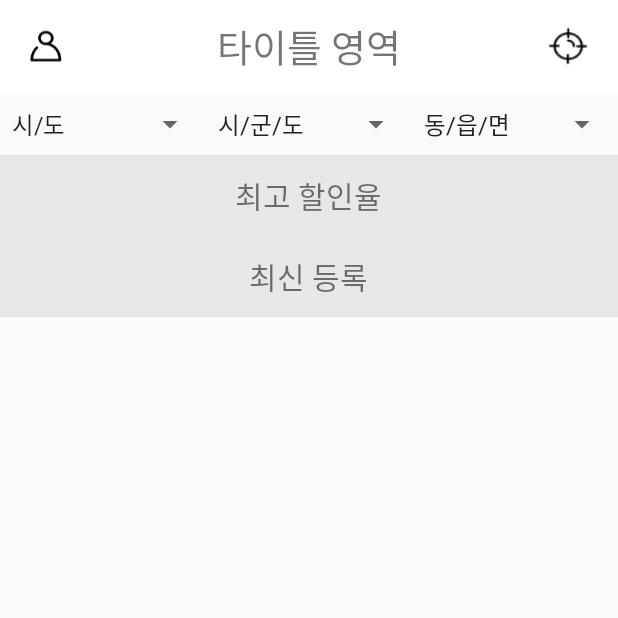
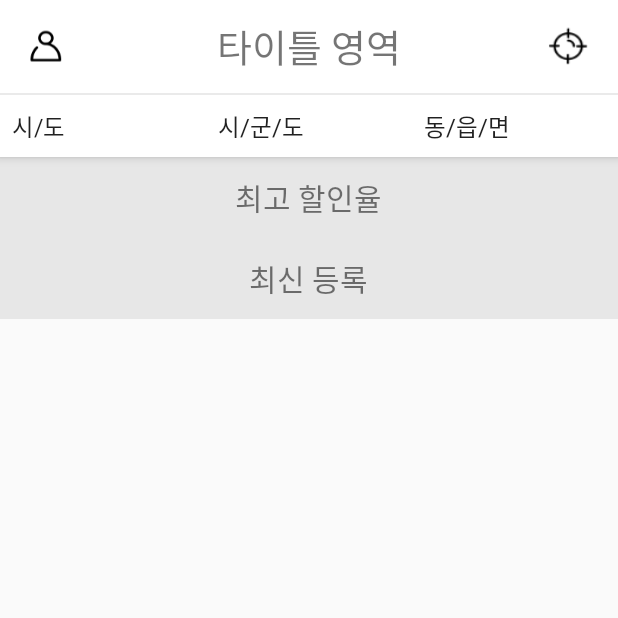
Before and after one commit to BoxResin/NoShowShare, an Android app: the screen it shows after launch (MainActivity), on a phone screen of 412 x 824 dp, the top half of it. Run offline under Robolectric (Android 15) with nearby library versions, the phone set to English and light mode, and no system bars; our stand-ins replace Picasso, data binding; pictures from the network do not load.

Commit message:
MainActivity 디테일 수정 2

```diff
--- a/Android-Client/app/build.gradle
+++ b/Android-Client/app/build.gradle
@@ -32,7 +32,7 @@ dependencies {
     })
     compile 'com.android.support:appcompat-v7:25.1.1'
     compile 'com.android.support:cardview-v7:25.1.1'
-    compile 'com.android.support:recyclerview-v7:25.1.1'
+    compile 'com.android.support:design:25.1.1'
     compile 'com.naver.maps.open:naver-map-api:2.1.2@aar'
     compile 'com.squareup.picasso:picasso:2.5.2'
     testCompile 'junit:junit:4.12'
--- a/Android-Client/app/src/main/res/layout/activity_main.xml
+++ b/Android-Client/app/src/main/res/layout/activity_main.xml
@@ -9,6 +9,13 @@
 		android:orientation = "vertical"
 		tools:context = "unithon.contest.noshowshare.MainActivity">
 
+		<!-- 툴바 레이아웃 -->
+		<android.support.design.widget.AppBarLayout
+			android:layout_width = "match_parent"
+			android:layout_height = "wrap_content"
+			android:orientation = "vertical">
+
+			<!-- 타이틀 바 -->
 			<RelativeLayout
 				android:layout_width = "match_parent"
 				android:layout_height = "62dp"
@@ -45,6 +52,11 @@
 					android:onClick = "onClick"/>
 			</RelativeLayout>
 
+			<View
+				android:layout_width = "match_parent"
+				android:layout_height = "1dp"
+				android:background = "#eaeaea"/>
+
 			<!-- 지역 선택 스피너 -->
 			<LinearLayout
 				android:layout_width = "match_parent"
@@ -55,6 +67,7 @@
 					android:layout_width = "0dp"
 					android:layout_height = "match_parent"
 					android:layout_weight = "1"
+					android:background = "#FFF"
 					android:entries = "@array/first_city"
 					tools:background = "#b4b4b4"/>
 
@@ -63,6 +76,7 @@
 					android:layout_width = "0dp"
 					android:layout_height = "match_parent"
 					android:layout_weight = "1"
+					android:background = "#FFF"
 					android:entries = "@array/second_city"
 					tools:background = "#969696"/>
 
@@ -71,9 +85,12 @@
 					android:layout_width = "0dp"
 					android:layout_height = "match_parent"
 					android:layout_weight = "1"
+					android:background = "#FFF"
 					android:entries = "@array/third_city"
 					tools:background = "#b4b4b4"/>
 			</LinearLayout>
+		</android.support.design.widget.AppBarLayout>
+
 
 		<!-- 최고 할인율 & 최신 등록 화면 -->
 		<ScrollView
@@ -137,8 +154,10 @@
 			android:id = "@+id/list_reservation"
 			android:layout_width = "match_parent"
 			android:layout_height = "wrap_content"
+			android:clipToPadding = "false"
 			android:divider = "@android:color/transparent"
 			android:dividerHeight = "15dp"
+			android:paddingTop = "16dp"
 			android:visibility = "gone"
 			tools:visibility = "visible"/>
 	</LinearLayout>
--- a/Android-Client/app/src/main/res/layout/item_reservation_info.xml
+++ b/Android-Client/app/src/main/res/layout/item_reservation_info.xml
@@ -30,7 +30,7 @@
 					android:layout_width = "match_parent"
 					android:layout_height = "match_parent"
 					android:gravity = "center_vertical"
-					android:padding = "17dp">
+					android:padding = "15dp">
 
 					<!-- 음식점 이름 -->
 					<TextView
@@ -38,7 +38,7 @@
 						android:layout_width = "wrap_content"
 						android:layout_height = "wrap_content"
 						android:text = "음식점 이름"
-						android:textSize = "20sp"
+						android:textSize = "25sp"
 						android:textStyle = "bold"/>
 
 					<!-- 음식점 위치 -->
@@ -47,7 +47,7 @@
 						android:layout_width = "wrap_content"
 						android:layout_height = "wrap_content"
 						android:layout_below = "@id/txt_restaurant_name"
-						android:layout_marginTop = "5dp"
+						android:layout_marginTop = "3dp"
 						android:text = "음식점 위치"
 						android:textColor = "#a9a9a9"
 						android:textSize = "10sp"/>
```
Lines whose indentation alone changed are shown as unchanged.
